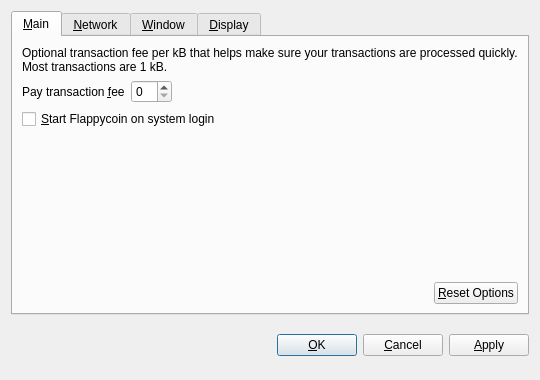
Crestington/flappycoin-master, file src/qt/forms/optionsdialog.ui: the form before one commit.
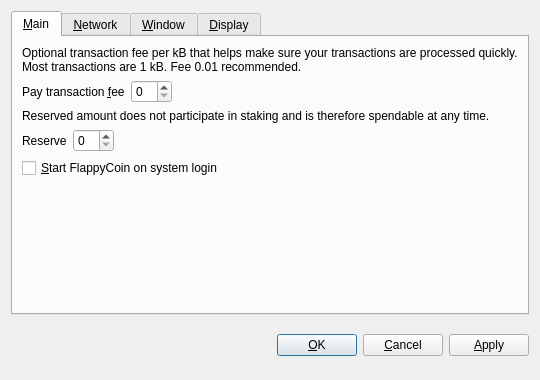
The form after the commit. Custom widgets are drawn as their Qt base class.

What changed in the file:
```diff
--- a/src/qt/forms/optionsdialog.ui
+++ b/src/qt/forms/optionsdialog.ui
@@ -33,7 +33,7 @@
        <item>
         <widget class="QLabel" name="transactionFeeInfoLabel">
          <property name="text">
-          <string>Optional transaction fee per kB that helps make sure your transactions are processed quickly. Most transactions are 1 kB.</string>
+          <string>Optional transaction fee per kB that helps make sure your transactions are processed quickly. Most transactions are 1 kB. Fee 0.01 recommended.</string>
          </property>
          <property name="textFormat">
           <enum>Qt::PlainText</enum>
@@ -62,7 +62,53 @@
           <widget class="BitcoinAmountField" name="transactionFee"/>
          </item>
          <item>
-          <spacer name="horizontalSpacer_1_Main">
+          <spacer name="horizontalSpacerFee">
+           <property name="orientation">
+            <enum>Qt::Horizontal</enum>
+           </property>
+           <property name="sizeHint" stdset="0">
+            <size>
+             <width>40</width>
+             <height>20</height>
+            </size>
+           </property>
+          </spacer>
+         </item>
+        </layout>
+       </item>
+       <item>
+        <widget class="QLabel" name="reserveBalanceInfoLabel">
+         <property name="text">
+          <string>Reserved amount does not participate in staking and is therefore spendable at any time.</string>
+         </property>
+         <property name="textFormat">
+          <enum>Qt::PlainText</enum>
+         </property>
+         <property name="wordWrap">
+          <bool>true</bool>
+         </property>
+        </widget>
+       </item>
+       <item>
+        <layout class="QHBoxLayout" name="horizontalLayoutReserveBalance">
+         <item>
+          <widget class="QLabel" name="reserveBalanceLabel">
+           <property name="text">
+            <string>Reserve</string>
+           </property>
+           <property name="textFormat">
+            <enum>Qt::PlainText</enum>
+           </property>
+           <property name="buddy">
+            <cstring>reserveBalance</cstring>
+           </property>
+          </widget>
+         </item>
+         <item>
+          <widget class="BitcoinAmountField" name="reserveBalance"/>
+         </item>
+         <item>
+          <spacer name="horizontalSpacerReserveBalance">
            <property name="orientation">
             <enum>Qt::Horizontal</enum>
            </property>
@@ -82,7 +128,7 @@
           <string>Automatically start Flappycoin after logging in to the system.</string>
          </property>
          <property name="text">
-          <string>&amp;Start Flappycoin on system login</string>
+          <string>&amp;Start FlappyCoin on system login</string>
          </property>
         </widget>
        </item>
@@ -99,36 +145,6 @@
          </property>
         </spacer>
        </item>
-       <item>
-        <layout class="QHBoxLayout" name="horizontalLayout_2_Main">
-         <item>
-          <spacer name="horizontalSpacer_2_Main">
-           <property name="orientation">
-            <enum>Qt::Horizontal</enum>
-           </property>
-           <property name="sizeHint" stdset="0">
-            <size>
-             <width>40</width>
-             <height>20</height>
-            </size>
-           </property>
-          </spacer>
-         </item>
-         <item>
-          <widget class="QPushButton" name="resetButton">
-           <property name="toolTip">
-            <string>Reset all client options to default.</string>
-           </property>
-           <property name="text">
-            <string>&amp;Reset Options</string>
-           </property>
-           <property name="autoDefault">
-            <bool>false</bool>
-           </property>
-          </widget>
-         </item>
-        </layout>
-       </item>
       </layout>
      </widget>
      <widget class="QWidget" name="tabNetwork">
```
Left out of the diff: 59 changed lines with no effect on the pictures.
